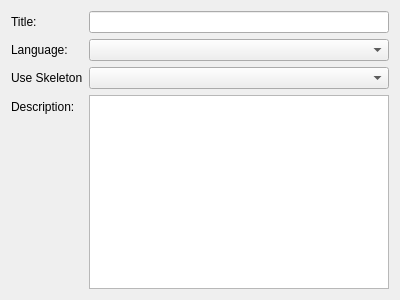
First picture: the form in src/ui/newcoursedialog.ui, repository KDE/artikulate, before the edit.
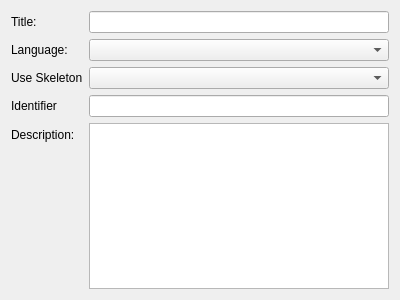
Second picture: the form after the edit. Custom widgets are drawn as their Qt base class.

Commit message:
Set path when creating course.
This solves the directly visible problem, but it is not yet complete,
since we require a feedback mechanism that only allows creation of
a course when repository is set.

Patch:
```diff
--- a/src/ui/newcoursedialog.ui
+++ b/src/ui/newcoursedialog.ui
@@ -51,6 +51,16 @@
    <item row="5" column="1">
     <widget class="KComboBox" name="skeletonSelector"/>
    </item>
+   <item row="6" column="0">
+    <widget class="QLabel" name="labelIdentifier">
+     <property name="text">
+      <string>Identifier</string>
+     </property>
+    </widget>
+   </item>
+   <item row="6" column="1">
+    <widget class="KLineEdit" name="identifier"/>
+   </item>
   </layout>
  </widget>
  <customwidgets>
```
The commit also changes 1 other file.
